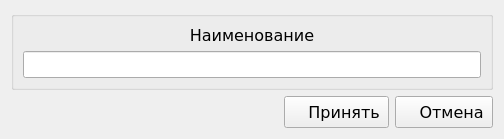
This is form_ref_edit.ui in smolsocdep/tpylib as Qt 5 draws it before an edit. The edited form follows.
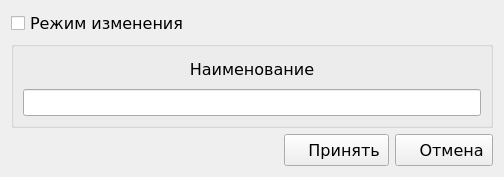
This is the edited form. Icons and pictures are not drawn.

```diff
--- a/form_ref_edit.ui
+++ b/form_ref_edit.ui
@@ -10,13 +10,32 @@
     <x>0</x>
     <y>0</y>
     <width>504</width>
-    <height>134</height>
+    <height>177</height>
    </rect>
   </property>
   <property name="windowTitle">
    <string/>
   </property>
   <layout class="QVBoxLayout" name="verticalLayout_2">
+   <item>
+    <widget class="QCheckBox" name="qModeCheckBox">
+     <property name="maximumSize">
+      <size>
+       <width>16777215</width>
+       <height>24</height>
+      </size>
+     </property>
+     <property name="font">
+      <font>
+       <family>DejaVu Sans</family>
+       <pointsize>12</pointsize>
+      </font>
+     </property>
+     <property name="text">
+      <string>Режим изменения</string>
+     </property>
+    </widget>
+   </item>
    <item>
     <widget class="QGroupBox" name="groupBox">
      <property name="title">
```
Left out of the diff: 6 changed lines with no effect on the pictures.
